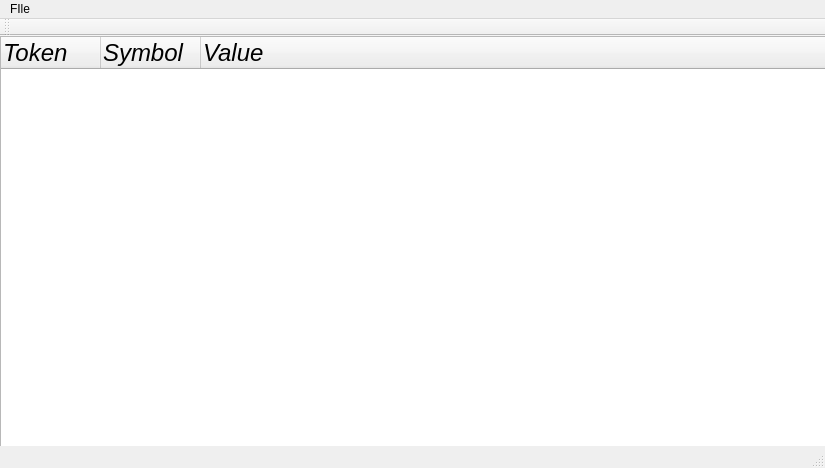
vermouthdky/PL0_Compiler, file PL0_Compiler/mainwindow.ui: the form before one commit.
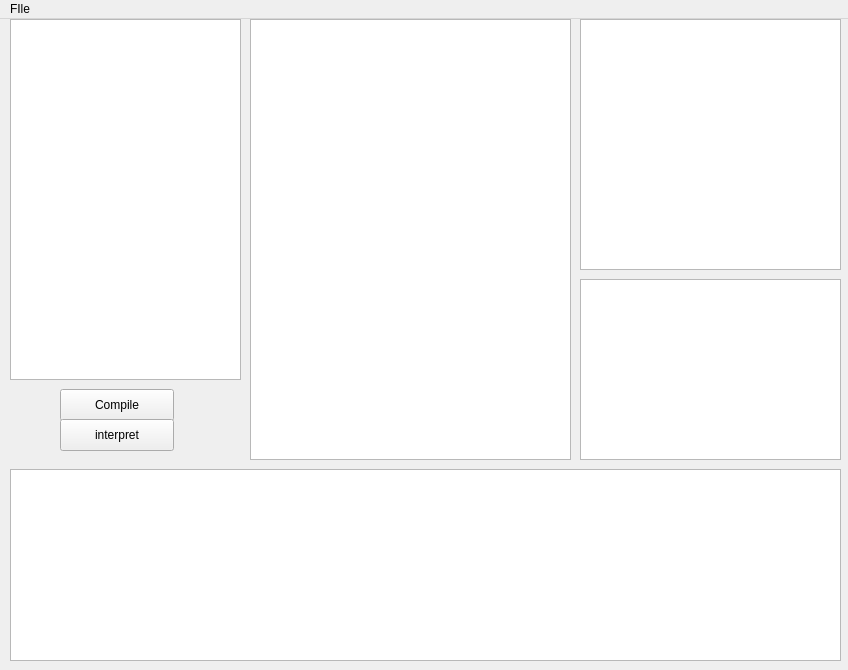
The form after the commit.

Diff of the .ui file:
```diff
--- a/PL0_Compiler/mainwindow.ui
+++ b/PL0_Compiler/mainwindow.ui
@@ -6,59 +6,89 @@
    <rect>
     <x>0</x>
     <y>0</y>
-    <width>825</width>
-    <height>468</height>
+    <width>848</width>
+    <height>670</height>
    </rect>
   </property>
   <property name="windowTitle">
    <string>MainWindow</string>
   </property>
   <widget class="QWidget" name="centralWidget">
-   <widget class="QTreeWidget" name="testtree">
+   <widget class="QTextEdit" name="codeTextedit">
     <property name="geometry">
      <rect>
-      <x>0</x>
+      <x>10</x>
       <y>0</y>
+      <width>231</width>
+      <height>361</height>
+     </rect>
+    </property>
+   </widget>
+   <widget class="QTableWidget" name="pcodeTablewiget">
+    <property name="geometry">
+     <rect>
+      <x>250</x>
+      <y>0</y>
+      <width>321</width>
+      <height>441</height>
+     </rect>
+    </property>
+   </widget>
+   <widget class="QTextBrowser" name="outputBrowser">
+    <property name="geometry">
+     <rect>
+      <x>580</x>
+      <y>0</y>
+      <width>261</width>
+      <height>251</height>
+     </rect>
+    </property>
+   </widget>
+   <widget class="QPushButton" name="compileButton">
+    <property name="geometry">
+     <rect>
+      <x>60</x>
+      <y>370</y>
+      <width>114</width>
+      <height>32</height>
+     </rect>
+    </property>
+    <property name="text">
+     <string>Compile</string>
+    </property>
+   </widget>
+   <widget class="QPushButton" name="interpretButton">
+    <property name="geometry">
+     <rect>
+      <x>60</x>
+      <y>400</y>
+      <width>114</width>
+      <height>32</height>
+     </rect>
+    </property>
+    <property name="text">
+     <string>interpret</string>
+    </property>
+   </widget>
+   <widget class="QTextEdit" name="inputTextedit">
+    <property name="geometry">
+     <rect>
+      <x>580</x>
+      <y>260</y>
+      <width>261</width>
+      <height>181</height>
+     </rect>
+    </property>
+   </widget>
+   <widget class="QTextBrowser" name="errorBrowser">
+    <property name="geometry">
+     <rect>
+      <x>10</x>
+      <y>450</y>
       <width>831</width>
-      <height>411</height>
+      <height>192</height>
      </rect>
     </property>
-    <attribute name="headerMinimumSectionSize">
-     <number>25</number>
-    </attribute>
-    <column>
-     <property name="text">
-      <string>Token</string>
-     </property>
-     <property name="font">
-      <font>
-       <pointsize>18</pointsize>
-       <italic>true</italic>
-      </font>
-     </property>
-    </column>
-    <column>
-     <property name="text">
-      <string>Symbol</string>
-     </property>
-     <property name="font">
-      <font>
-       <pointsize>18</pointsize>
-       <italic>true</italic>
-      </font>
-     </property>
-    </column>
-    <column>
-     <property name="text">
-      <string>Value</string>
-     </property>
-     <property name="font">
-      <font>
-       <pointsize>18</pointsize>
-       <italic>true</italic>
-      </font>
-     </property>
-    </column>
    </widget>
   </widget>
   <widget class="QMenuBar" name="menuBar">
@@ -66,27 +96,18 @@
     <rect>
      <x>0</x>
      <y>0</y>
-     <width>825</width>
+     <width>848</width>
      <height>22</height>
     </rect>
    </property>
-   <widget class="QMenu" name="menuFIle">
+   <widget class="QMenu" name="menuFile">
     <property name="title">
      <string>FIle</string>
     </property>
     <addaction name="actionopen_file"/>
    </widget>
-   <addaction name="menuFIle"/>
+   <addaction name="menuFile"/>
   </widget>
-  <widget class="QToolBar" name="mainToolBar">
-   <attribute name="toolBarArea">
-    <enum>TopToolBarArea</enum>
-   </attribute>
-   <attribute name="toolBarBreak">
-    <bool>false</bool>
-   </attribute>
-  </widget>
-  <widget class="QStatusBar" name="statusBar"/>
   <action name="actionopen_file">
    <property name="text">
     <string>open file</string>
```
